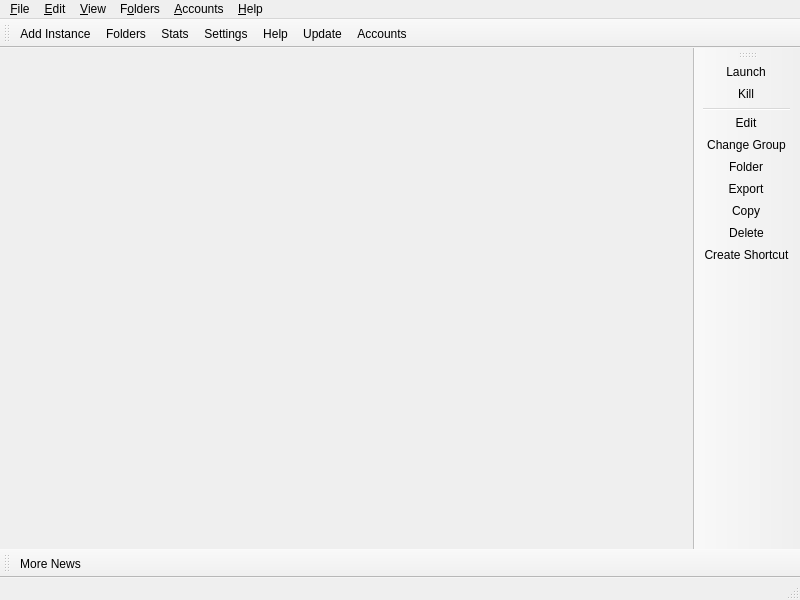
Above: launcher/ui/MainWindow.ui from Toutourina0110/PhiLauncher before the change. Below: the same form after it.
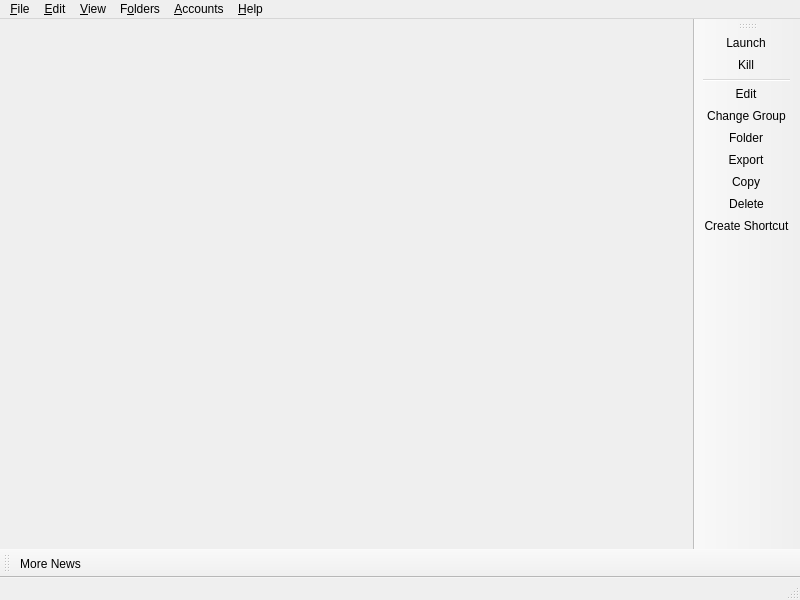
That is the form after the change. Icons and pictures are not drawn. Custom widgets are drawn as their Qt base class.

Commit message:
feat(ui): replace the tool bar with the Phi header and custom pixel icons
The Qt tool bar is gone from the main window: the navigation is now a PhiHeader
widget stacked above the dashboard, with the Phi mark and wordmark, flat
entries, and the account pinned right. Its entries draw ten hand-authored pixel
icons shipped in :/phi/icons instead of whatever icon theme is selected, so the
header no longer looks like the one inherited from Prism.

```diff
--- a/launcher/ui/MainWindow.ui
+++ b/launcher/ui/MainWindow.ui
@@ -11,7 +11,7 @@
    </rect>
   </property>
   <widget class="QWidget" name="centralWidget">
-   <layout class="QHBoxLayout" name="horizontalLayout">
+   <layout class="QVBoxLayout" name="centralLayout">
     <property name="spacing">
      <number>0</number>
     </property>
@@ -27,36 +27,28 @@
     <property name="bottomMargin">
      <number>0</number>
     </property>
+    <item>
+     <layout class="QHBoxLayout" name="horizontalLayout">
+      <property name="spacing">
+       <number>0</number>
+      </property>
+      <property name="leftMargin">
+       <number>0</number>
+      </property>
+      <property name="topMargin">
+       <number>0</number>
+      </property>
+      <property name="rightMargin">
+       <number>0</number>
+      </property>
+      <property name="bottomMargin">
+       <number>0</number>
+      </property>
+     </layout>
+    </item>
    </layout>
   </widget>
   <widget class="QStatusBar" name="statusBar"/>
-  <widget class="QToolBar" name="mainToolBar">
-   <property name="windowTitle">
-    <string>Main Toolbar</string>
-   </property>
-   <property name="allowedAreas">
-    <set>Qt::ToolBarArea::BottomToolBarArea|Qt::ToolBarArea::TopToolBarArea</set>
-   </property>
-   <property name="toolButtonStyle">
-    <enum>Qt::ToolButtonStyle::ToolButtonTextBesideIcon</enum>
-   </property>
-   <property name="floatable">
-    <bool>false</bool>
-   </property>
-   <attribute name="toolBarArea">
-    <enum>TopToolBarArea</enum>
-   </attribute>
-   <attribute name="toolBarBreak">
-    <bool>false</bool>
-   </attribute>
-   <addaction name="actionAddInstance"/>
-   <addaction name="actionFoldersButton"/>
-   <addaction name="actionStats"/>
-   <addaction name="actionSettings"/>
-   <addaction name="actionHelpButton"/>
-   <addaction name="actionCheckUpdate"/>
-   <addaction name="actionAccountsButton"/>
-  </widget>
   <widget class="QToolBar" name="newsToolBar">
    <property name="windowTitle">
     <string>News Toolbar</string>
```
The commit also changes 18 other files.
